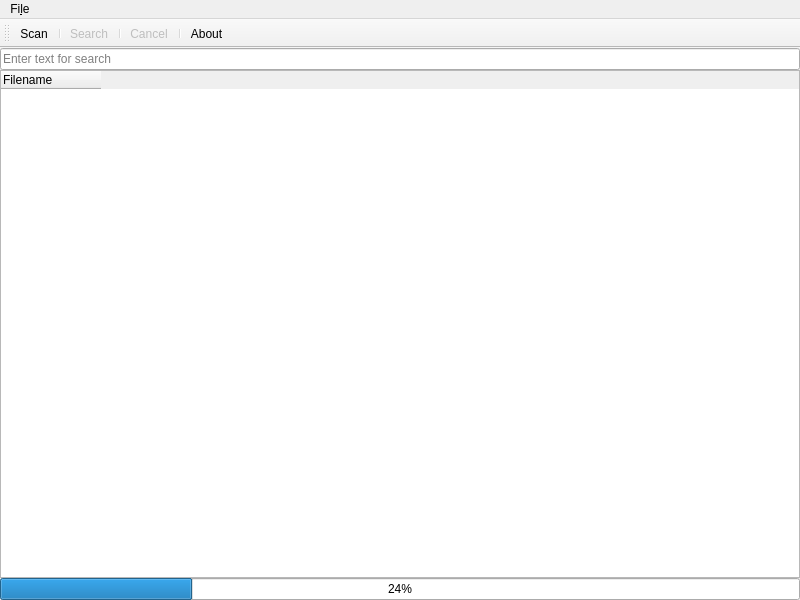
Old version of the form mainwindow.ui in the repository merak1t/TextFinder.
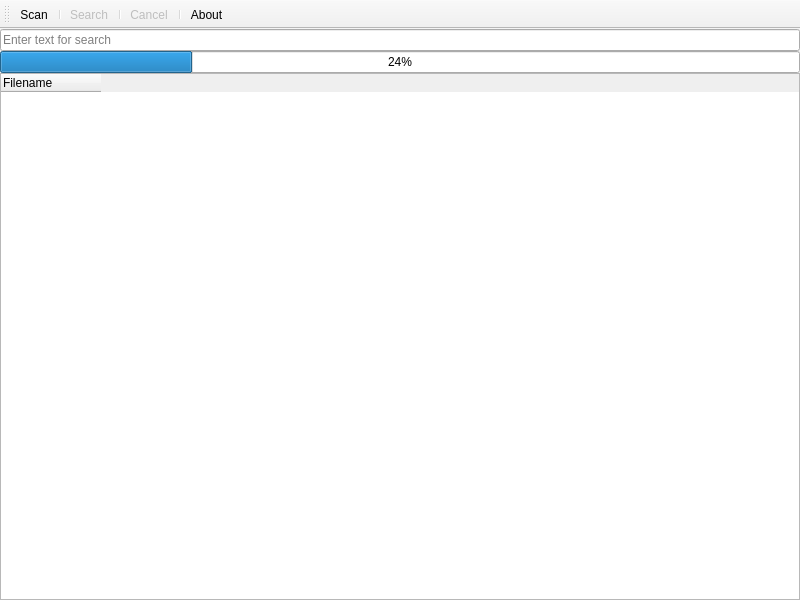
New version of the form.

Diff of the .ui file:
```diff
--- a/mainwindow.ui
+++ b/mainwindow.ui
@@ -43,6 +43,13 @@
       </property>
      </widget>
     </item>
+    <item>
+     <widget class="QProgressBar" name="progressBar">
+      <property name="value">
+       <number>24</number>
+      </property>
+     </widget>
+    </item>
     <item>
      <widget class="QTreeWidget" name="treeWidget">
       <property name="dragEnabled">
@@ -73,36 +80,8 @@
       </column>
      </widget>
     </item>
-    <item>
-     <widget class="QProgressBar" name="progressBar">
-      <property name="value">
-       <number>24</number>
-      </property>
-     </widget>
-    </item>
    </layout>
   </widget>
-  <widget class="QMenuBar" name="menuBar">
-   <property name="geometry">
-    <rect>
-     <x>0</x>
-     <y>0</y>
-     <width>800</width>
-     <height>22</height>
-    </rect>
-   </property>
-   <widget class="QMenu" name="menuFile">
-    <property name="title">
-     <string>Fi&amp;le</string>
-    </property>
-    <addaction name="actionScan"/>
-    <addaction name="actionSearch"/>
-    <addaction name="actionCancel"/>
-    <addaction name="separator"/>
-    <addaction name="actionExit"/>
-   </widget>
-   <addaction name="menuFile"/>
-  </widget>
   <widget class="QToolBar" name="toolBar">
    <property name="windowTitle">
     <string>toolBar</string>
```
